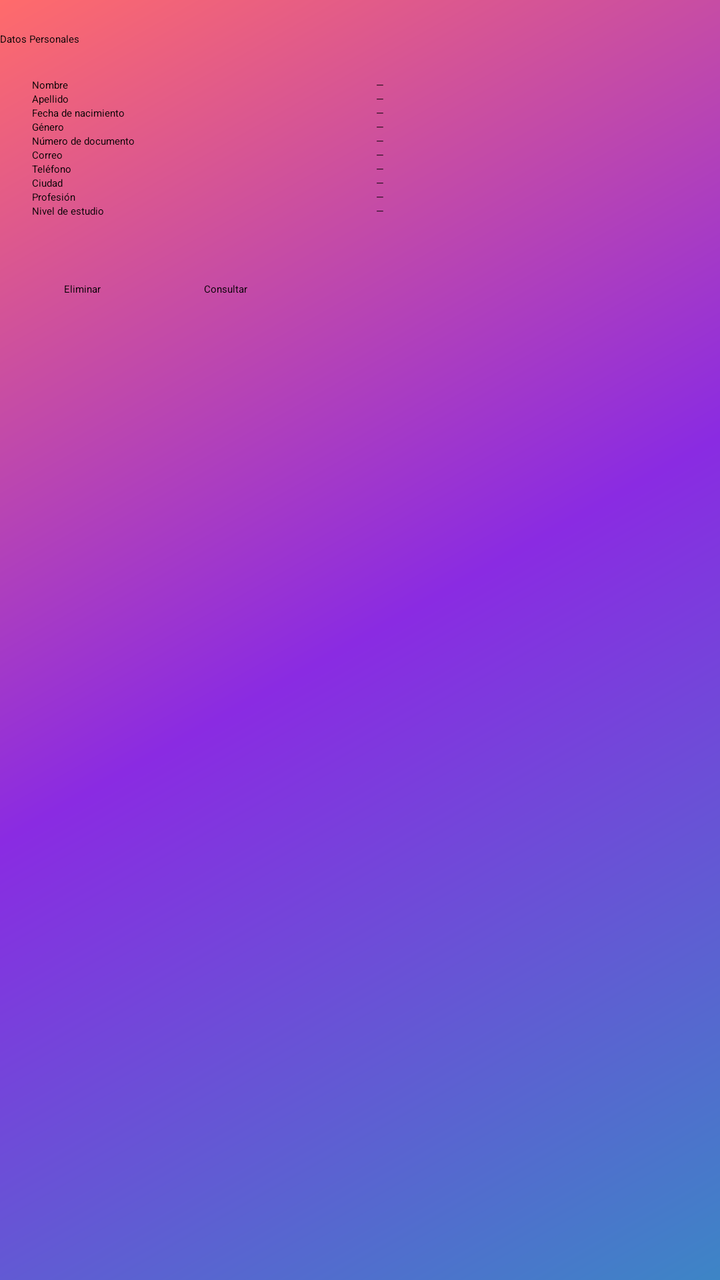
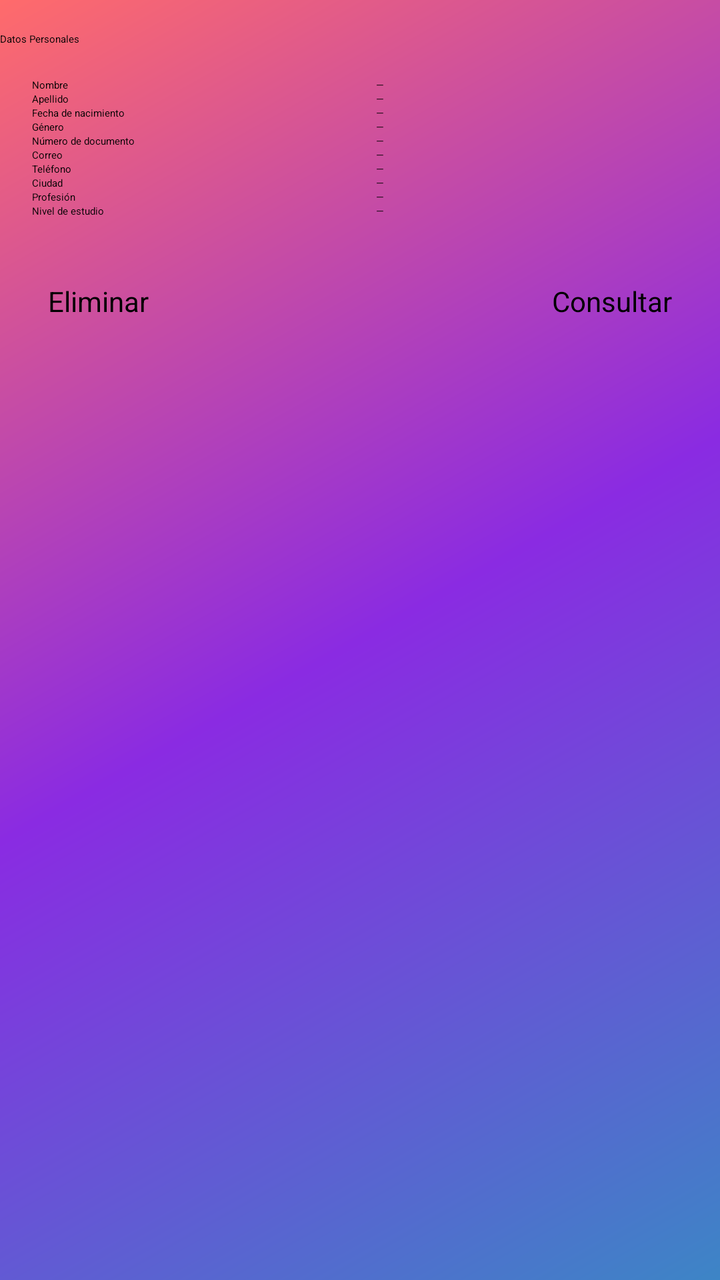

Two renders of the same Android screen: before a commit and after it. Below are the layout's source before the change and the commit's diff.
<!-- AndroidManifest.xml: activity theme Theme.JavaPrimerPantalla -->
<!-- res/layout/activity_main.xml -->
<?xml version="1.0" encoding="utf-8"?>
<androidx.constraintlayout.widget.ConstraintLayout
    xmlns:android="http://schemas.android.com/apk/res/android"
    xmlns:app="http://schemas.android.com/apk/res-auto"
    xmlns:tools="http://schemas.android.com/tools"
    android:id="@+id/main"
    android:layout_width="match_parent"
    android:layout_height="match_parent"
    android:background="@drawable/bg_gradient"
    tools:context=".MainActivity">

  <androidx.core.widget.NestedScrollView
      android:layout_width="match_parent"
      android:layout_height="0dp"
      app:layout_constraintTop_toTopOf="parent"
      app:layout_constraintBottom_toBottomOf="parent"
      android:fillViewport="true"
      android:clipToPadding="false">

    <androidx.constraintlayout.widget.ConstraintLayout
        android:layout_width="match_parent"
        android:layout_height="wrap_content"
        android:paddingBottom="32dp">

      <androidx.constraintlayout.widget.Guideline
          android:id="@+id/guidelineCenter"
          android:layout_width="wrap_content"
          android:layout_height="wrap_content"
          android:orientation="vertical"
          app:layout_constraintGuide_percent="0.50"/>

      <TextView
          android:id="@+id/IdTxvTitulo"
          android:layout_width="0dp"
          android:layout_height="wrap_content"
          android:text="Datos Personales"
          android:textAlignment="center"
          android:textAppearance="@style/TextAppearance.Material3.TitleLarge"
          app:layout_constraintTop_toTopOf="parent"
          app:layout_constraintStart_toStartOf="parent"
          app:layout_constraintEnd_toEndOf="parent"
          android:layout_marginTop="16dp"/>

      <EditText
          android:id="@+id/IdEdtNombre"
          android:layout_width="0dp"
          android:layout_height="wrap_content"
          android:hint="Nombre"
          app:layout_constraintTop_toBottomOf="@id/IdTxvTitulo"
          app:layout_constraintStart_toStartOf="parent"
          app:layout_constraintEnd_toStartOf="@id/guidelineCenter"
          android:layout_marginTop="16dp"
          android:layout_marginStart="16dp"
          android:layout_marginEnd="8dp"/>

      <TextView
          android:id="@+id/txvOutNombre"
          android:layout_width="0dp"
          android:layout_height="wrap_content"
          android:text="—"
          app:layout_constraintTop_toTopOf="@id/IdEdtNombre"
          app:layout_constraintBottom_toBottomOf="@id/IdEdtNombre"
          app:layout_constraintStart_toEndOf="@id/guidelineCenter"
          app:layout_constraintEnd_toEndOf="parent"
          android:layout_marginStart="8dp"
          android:layout_marginEnd="16dp"/>

      <EditText
          android:id="@+id/IdEdtApellido"
          android:layout_width="0dp"
          android:layout_height="wrap_content"
          android:hint="Apellido"
          app:layout_constraintTop_toBottomOf="@id/IdEdtNombre"
          app:layout_constraintStart_toStartOf="@id/IdEdtNombre"
          app:layout_constraintEnd_toEndOf="@id/IdEdtNombre"/>

      <TextView
          android:id="@+id/txvOutApellido"
          android:layout_width="0dp"
          android:layout_height="wrap_content"
          android:text="—"
          app:layout_constraintTop_toTopOf="@id/IdEdtApellido"
          app:layout_constraintBottom_toBottomOf="@id/IdEdtApellido"
          app:layout_constraintStart_toEndOf="@id/guidelineCenter"
          app:layout_constraintEnd_toEndOf="parent"
          android:layout_marginStart="8dp"
          android:layout_marginEnd="16dp"/>

      <EditText
          android:id="@+id/IdEdtFechaDeNacimiento"
          android:layout_width="0dp"
          android:layout_height="wrap_content"
          android:hint="Fecha de nacimiento"
          app:layout_constraintTop_toBottomOf="@id/IdEdtApellido"
          app:layout_constraintStart_toStartOf="@id/IdEdtApellido"
          app:layout_constraintEnd_toEndOf="@id/IdEdtApellido"/>

      <TextView
          android:id="@+id/txvOutFechaDeNacimiento"
          android:layout_width="0dp"
          android:layout_height="wrap_content"
          android:text="—"
          app:layout_constraintTop_toTopOf="@id/IdEdtFechaDeNacimiento"
          app:layout_constraintBottom_toBottomOf="@id/IdEdtFechaDeNacimiento"
          app:layout_constraintStart_toEndOf="@id/guidelineCenter"
          app:layout_constraintEnd_toEndOf="parent"
          android:layout_marginStart="8dp"
          android:layout_marginEnd="16dp"/>

      <EditText
          android:id="@+id/IdEdtGenero"
          android:layout_width="0dp"
          android:layout_height="wrap_content"
          android:hint="Género"
          app:layout_constraintTop_toBottomOf="@id/IdEdtFechaDeNacimiento"
          app:layout_constraintStart_toStartOf="@id/IdEdtFechaDeNacimiento"
          app:layout_constraintEnd_toEndOf="@id/IdEdtFechaDeNacimiento"/>

      <TextView
          android:id="@+id/txvOutGenero"
          android:layout_width="0dp"
          android:layout_height="wrap_content"
          android:text="—"
          app:layout_constraintTop_toTopOf="@id/IdEdtGenero"
          app:layout_constraintBottom_toBottomOf="@id/IdEdtGenero"
          app:layout_constraintStart_toEndOf="@id/guidelineCenter"
          app:layout_constraintEnd_toEndOf="parent"
          android:layout_marginStart="8dp"
          android:layout_marginEnd="16dp"/>

      <EditText
          android:id="@+id/IdEdtNumeroDocumento"
          android:layout_width="0dp"
          android:layout_height="wrap_content"
          android:hint="Número de documento"
          app:layout_constraintTop_toBottomOf="@id/IdEdtGenero"
          app:layout_constraintStart_toStartOf="@id/IdEdtGenero"
          app:layout_constraintEnd_toEndOf="@id/IdEdtGenero"/>

      <TextView
          android:id="@+id/txvOutNumeroDocumento"
          android:layout_width="0dp"
          android:layout_height="wrap_content"
          android:text="—"
          app:layout_constraintTop_toTopOf="@id/IdEdtNumeroDocumento"
          app:layout_constraintBottom_toBottomOf="@id/IdEdtNumeroDocumento"
          app:layout_constraintStart_toEndOf="@id/guidelineCenter"
          app:layout_constraintEnd_toEndOf="parent"
          android:layout_marginStart="8dp"
          android:layout_marginEnd="16dp"/>

      <EditText
          android:id="@+id/IdEdtCorreo"
          android:layout_width="0dp"
          android:layout_height="wrap_content"
          android:hint="Correo"
          app:layout_constraintTop_toBottomOf="@id/IdEdtNumeroDocumento"
          app:layout_constraintStart_toStartOf="@id/IdEdtNumeroDocumento"
          app:layout_constraintEnd_toEndOf="@id/IdEdtNumeroDocumento"/>

      <TextView
          android:id="@+id/txvOutCorreo"
          android:layout_width="0dp"
          android:layout_height="wrap_content"
          android:text="—"
          app:layout_constraintTop_toTopOf="@id/IdEdtCorreo"
          app:layout_constraintBottom_toBottomOf="@id/IdEdtCorreo"
          app:layout_constraintStart_toEndOf="@id/guidelineCenter"
          app:layout_constraintEnd_toEndOf="parent"
          android:layout_marginStart="8dp"
          android:layout_marginEnd="16dp"/>

      <EditText
          android:id="@+id/IdEdtTelefono"
          android:layout_width="0dp"
          android:layout_height="wrap_content"
          android:hint="Teléfono"
          app:layout_constraintTop_toBottomOf="@id/IdEdtCorreo"
          app:layout_constraintStart_toStartOf="@id/IdEdtCorreo"
          app:layout_constraintEnd_toEndOf="@id/IdEdtCorreo"/>

      <TextView
          android:id="@+id/txvOutTelefono"
          android:layout_width="0dp"
          android:layout_height="wrap_content"
          android:text="—"
          app:layout_constraintTop_toTopOf="@id/IdEdtTelefono"
          app:layout_constraintBottom_toBottomOf="@id/IdEdtTelefono"
          app:layout_constraintStart_toEndOf="@id/guidelineCenter"
          app:layout_constraintEnd_toEndOf="parent"
          android:layout_marginStart="8dp"
          android:layout_marginEnd="16dp"/>

      <EditText
          android:id="@+id/IdEdtCiudad"
          android:layout_width="0dp"
          android:layout_height="wrap_content"
          android:hint="Ciudad"
          app:layout_constraintTop_toBottomOf="@id/IdEdtTelefono"
          app:layout_constraintStart_toStartOf="@id/IdEdtTelefono"
          app:layout_constraintEnd_toEndOf="@id/IdEdtTelefono"/>

      <TextView
          android:id="@+id/txvOutCiudad"
          android:layout_width="0dp"
          android:layout_height="wrap_content"
          android:text="—"
          app:layout_constraintTop_toTopOf="@id/IdEdtCiudad"
          app:layout_constraintBottom_toBottomOf="@id/IdEdtCiudad"
          app:layout_constraintStart_toEndOf="@id/guidelineCenter"
          app:layout_constraintEnd_toEndOf="parent"
          android:layout_marginStart="8dp"
          android:layout_marginEnd="16dp"/>

      <EditText
          android:id="@+id/IdEdtProfesion"
          android:layout_width="0dp"
          android:layout_height="wrap_content"
          android:hint="Profesión"
          app:layout_constraintTop_toBottomOf="@id/IdEdtCiudad"
          app:layout_constraintStart_toStartOf="@id/IdEdtCiudad"
          app:layout_constraintEnd_toEndOf="@id/IdEdtCiudad"/>

      <TextView
          android:id="@+id/txvOutProfesion"
          android:layout_width="0dp"
          android:layout_height="wrap_content"
          android:text="—"
          app:layout_constraintTop_toTopOf="@id/IdEdtProfesion"
          app:layout_constraintBottom_toBottomOf="@id/IdEdtProfesion"
          app:layout_constraintStart_toEndOf="@id/guidelineCenter"
          app:layout_constraintEnd_toEndOf="parent"
          android:layout_marginStart="8dp"
          android:layout_marginEnd="16dp"/>

      <EditText
          android:id="@+id/IdEdtNivelEstudio"
          android:layout_width="0dp"
          android:layout_height="wrap_content"
          android:hint="Nivel de estudio"
          app:layout_constraintTop_toBottomOf="@id/IdEdtProfesion"
          app:layout_constraintStart_toStartOf="@id/IdEdtProfesion"
          app:layout_constraintEnd_toEndOf="@id/IdEdtProfesion"/>

      <TextView
          android:id="@+id/txvOutEstudios"
          android:layout_width="0dp"
          android:layout_height="wrap_content"
          android:text="—"
          app:layout_constraintTop_toTopOf="@id/IdEdtNivelEstudio"
          app:layout_constraintBottom_toBottomOf="@id/IdEdtNivelEstudio"
          app:layout_constraintStart_toEndOf="@id/guidelineCenter"
          app:layout_constraintEnd_toEndOf="parent"
          android:layout_marginStart="8dp"
          android:layout_marginEnd="16dp"/>

      <Button
          android:id="@+id/IdBtnEliminar"
          android:layout_width="0dp"
          android:layout_height="wrap_content"
          android:text="Eliminar"
          app:layout_constraintTop_toBottomOf="@id/IdEdtNivelEstudio"
          app:layout_constraintStart_toStartOf="@id/IdEdtNivelEstudio"
          app:layout_constraintEnd_toStartOf="@id/IdBtnConsultar"
          app:layout_constraintHorizontal_chainStyle="spread"
          android:layout_marginTop="32dp"
          android:layout_marginStart="16dp"
          android:layout_marginEnd="8dp"/>

      <Button
          android:id="@+id/IdBtnConsultar"
          android:layout_width="0dp"
          android:layout_height="wrap_content"
          android:text="Consultar"
          app:layout_constraintTop_toBottomOf="@id/IdEdtNivelEstudio"
          app:layout_constraintStart_toEndOf="@id/IdBtnEliminar"
          app:layout_constraintEnd_toEndOf="@id/IdEdtNivelEstudio"
          android:layout_marginTop="32dp"
          android:layout_marginStart="8dp"
          android:layout_marginEnd="16dp"/>

    </androidx.constraintlayout.widget.ConstraintLayout>
  </androidx.core.widget.NestedScrollView>
</androidx.constraintlayout.widget.ConstraintLayout>
<!-- resources referenced by this layout -->
<resources>
  <!-- drawable bg_gradient (drawable) -->
  <?xml version="1.0" encoding="utf-8"?>
  <shape xmlns:android="http://schemas.android.com/apk/res/android"
      android:shape="rectangle">
      <gradient
          android:type="linear"
          android:angle="135"
          android:startColor="#FF3D85C6"
          android:centerColor="#FF8A2BE2"
          android:endColor="#FFFF6B6B"/>
  </shape>
  <style name="Theme.JavaPrimerPantalla" parent="Theme.MaterialComponents.DayNight.DarkActionBar">
          <item name="colorPrimary">@color/purple_200</item>
          <item name="colorPrimaryVariant">@color/purple_700</item>
          <item name="colorOnPrimary">@color/black</item>
          <item name="colorSecondary">@color/teal_200</item>
          <item name="colorSecondaryVariant">@color/teal_200</item>
          <item name="colorOnSecondary">@color/black</item>
          <item name="android:statusBarColor">?attr/colorPrimaryVariant</item>
      </style>
  <color name="purple_200">#FFBB86FC</color>
  <color name="purple_700">#FF3700B3</color>
  <color name="black">#FF000000</color>
  <color name="teal_200">#FF03DAC5</color>
</resources>

<!-- the commit's change to res/layout/activity_main.xml (unified diff, before → after) -->
@@ -46,6 +46,7 @@
           android:layout_width="0dp"
           android:layout_height="wrap_content"
           android:hint="Nombre"
+          android:inputType="textPersonName"
           app:layout_constraintTop_toBottomOf="@id/IdTxvTitulo"
           app:layout_constraintStart_toStartOf="parent"
           app:layout_constraintEnd_toStartOf="@id/guidelineCenter"
@@ -70,6 +71,7 @@
           android:layout_width="0dp"
           android:layout_height="wrap_content"
           android:hint="Apellido"
+          android:inputType="textPersonName"
           app:layout_constraintTop_toBottomOf="@id/IdEdtNombre"
           app:layout_constraintStart_toStartOf="@id/IdEdtNombre"
           app:layout_constraintEnd_toEndOf="@id/IdEdtNombre"/>
@@ -91,6 +93,7 @@
           android:layout_width="0dp"
           android:layout_height="wrap_content"
           android:hint="Fecha de nacimiento"
+          android:inputType="date"
           app:layout_constraintTop_toBottomOf="@id/IdEdtApellido"
           app:layout_constraintStart_toStartOf="@id/IdEdtApellido"
           app:layout_constraintEnd_toEndOf="@id/IdEdtApellido"/>
@@ -112,6 +115,7 @@
           android:layout_width="0dp"
           android:layout_height="wrap_content"
           android:hint="Género"
+          android:inputType="text"
           app:layout_constraintTop_toBottomOf="@id/IdEdtFechaDeNacimiento"
           app:layout_constraintStart_toStartOf="@id/IdEdtFechaDeNacimiento"
           app:layout_constraintEnd_toEndOf="@id/IdEdtFechaDeNacimiento"/>
@@ -133,6 +137,7 @@
           android:layout_width="0dp"
           android:layout_height="wrap_content"
           android:hint="Número de documento"
+          android:inputType="number"
           app:layout_constraintTop_toBottomOf="@id/IdEdtGenero"
           app:layout_constraintStart_toStartOf="@id/IdEdtGenero"
           app:layout_constraintEnd_toEndOf="@id/IdEdtGenero"/>
@@ -154,6 +159,7 @@
           android:layout_width="0dp"
           android:layout_height="wrap_content"
           android:hint="Correo"
+          android:inputType="textEmailAddress"
           app:layout_constraintTop_toBottomOf="@id/IdEdtNumeroDocumento"
           app:layout_constraintStart_toStartOf="@id/IdEdtNumeroDocumento"
           app:layout_constraintEnd_toEndOf="@id/IdEdtNumeroDocumento"/>
@@ -175,6 +181,7 @@
           android:layout_width="0dp"
           android:layout_height="wrap_content"
           android:hint="Teléfono"
+          android:inputType="phone"
           app:layout_constraintTop_toBottomOf="@id/IdEdtCorreo"
           app:layout_constraintStart_toStartOf="@id/IdEdtCorreo"
           app:layout_constraintEnd_toEndOf="@id/IdEdtCorreo"/>
@@ -196,6 +203,7 @@
           android:layout_width="0dp"
           android:layout_height="wrap_content"
           android:hint="Ciudad"
+          android:inputType="textCapWords"
           app:layout_constraintTop_toBottomOf="@id/IdEdtTelefono"
           app:layout_constraintStart_toStartOf="@id/IdEdtTelefono"
           app:layout_constraintEnd_toEndOf="@id/IdEdtTelefono"/>
@@ -217,6 +225,7 @@
           android:layout_width="0dp"
           android:layout_height="wrap_content"
           android:hint="Profesión"
+          android:inputType="textCapWords"
           app:layout_constraintTop_toBottomOf="@id/IdEdtCiudad"
           app:layout_constraintStart_toStartOf="@id/IdEdtCiudad"
           app:layout_constraintEnd_toEndOf="@id/IdEdtCiudad"/>
@@ -238,6 +247,7 @@
           android:layout_width="0dp"
           android:layout_height="wrap_content"
           android:hint="Nivel de estudio"
+          android:inputType="textCapWords"
           app:layout_constraintTop_toBottomOf="@id/IdEdtProfesion"
           app:layout_constraintStart_toStartOf="@id/IdEdtProfesion"
           app:layout_constraintEnd_toEndOf="@id/IdEdtProfesion"/>
@@ -256,28 +266,26 @@
 
       <Button
           android:id="@+id/IdBtnEliminar"
-          android:layout_width="0dp"
+          android:layout_width="wrap_content"
           android:layout_height="wrap_content"
           android:text="Eliminar"
+          android:textSize="14sp"
           app:layout_constraintTop_toBottomOf="@id/IdEdtNivelEstudio"
-          app:layout_constraintStart_toStartOf="@id/IdEdtNivelEstudio"
-          app:layout_constraintEnd_toStartOf="@id/IdBtnConsultar"
-          app:layout_constraintHorizontal_chainStyle="spread"
+          app:layout_constraintStart_toStartOf="parent"
+          app:layout_constraintHorizontal_chainStyle="spread_inside"
           android:layout_marginTop="32dp"
-          android:layout_marginStart="16dp"
-          android:layout_marginEnd="8dp"/>
+          android:layout_marginStart="24dp"/>
 
       <Button
           android:id="@+id/IdBtnConsultar"
-          android:layout_width="0dp"
+          android:layout_width="wrap_content"
           android:layout_height="wrap_content"
           android:text="Consultar"
+          android:textSize="14sp"
           app:layout_constraintTop_toBottomOf="@id/IdEdtNivelEstudio"
-          app:layout_constraintStart_toEndOf="@id/IdBtnEliminar"
-          app:layout_constraintEnd_toEndOf="@id/IdEdtNivelEstudio"
+          app:layout_constraintEnd_toEndOf="parent"
           android:layout_marginTop="32dp"
-          android:layout_marginStart="8dp"
-          android:layout_marginEnd="16dp"/>
+          android:layout_marginEnd="24dp"/>
 
     </androidx.constraintlayout.widget.ConstraintLayout>
   </androidx.core.widget.NestedScrollView>
